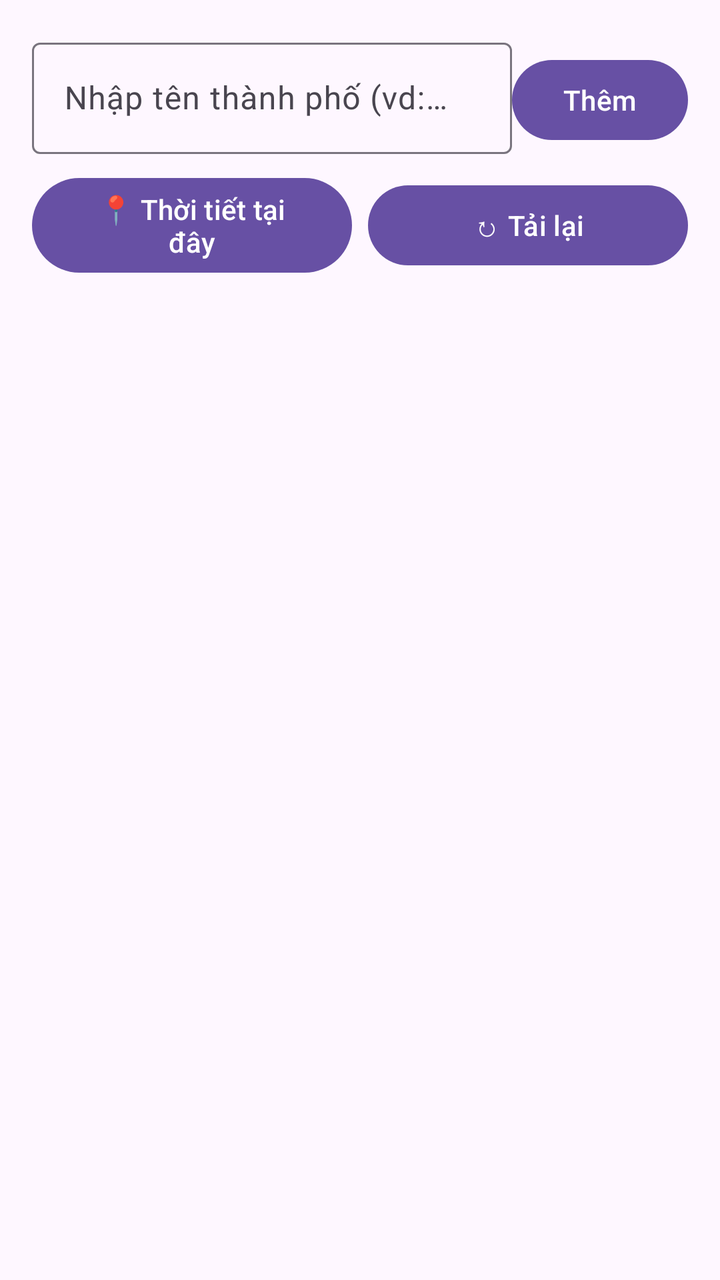
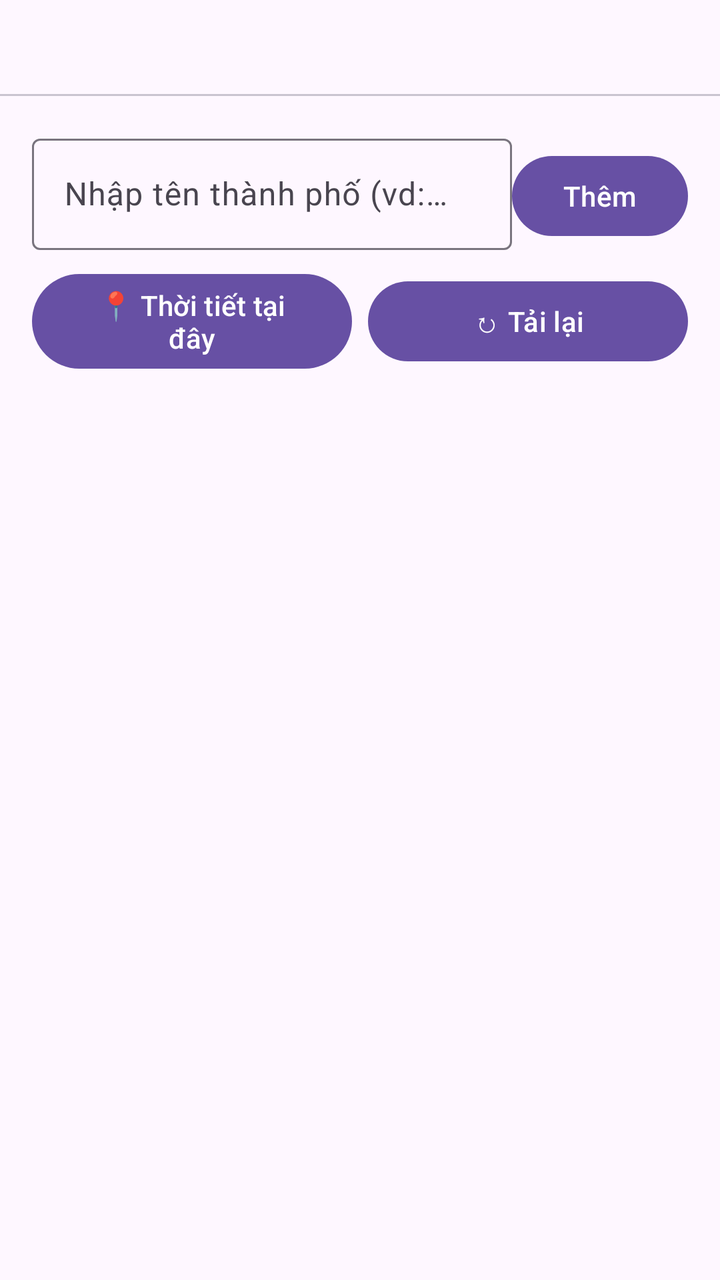

Screens rendered from an Android XML layout before and after an edit, with the pre-edit source and the edit as a unified diff.
<!-- AndroidManifest.xml: application theme Theme.GayMienNam -->
<!-- res/layout/activity_main.xml -->
<?xml version="1.0" encoding="utf-8"?>
<androidx.constraintlayout.widget.ConstraintLayout xmlns:android="http://schemas.android.com/apk/res/android"
    xmlns:app="http://schemas.android.com/apk/res-auto"
    android:layout_width="match_parent"
    android:layout_height="match_parent"
    android:padding="16dp">

    <com.google.android.material.textfield.TextInputLayout
        android:id="@+id/inputLayout"
        android:layout_width="0dp"
        android:layout_height="wrap_content"
        android:hint="Nhập tên thành phố (vd: Ha Noi, Da Nang...)"
        app:layout_constraintEnd_toStartOf="@+id/btnAdd"
        app:layout_constraintStart_toStartOf="parent"
        app:layout_constraintTop_toTopOf="parent">

        <com.google.android.material.textfield.TextInputEditText
            android:id="@+id/etCity"
            android:layout_width="match_parent"
            android:layout_height="wrap_content"
            android:inputType="text"
            android:maxLines="1" />
    </com.google.android.material.textfield.TextInputLayout>

    <Button
        android:id="@+id/btnAdd"
        android:layout_width="wrap_content"
        android:layout_height="wrap_content"
        android:layout_marginStart="8dp"
        android:text="Thêm"
        app:layout_constraintBaseline_toBaselineOf="@+id/inputLayout"
        app:layout_constraintEnd_toEndOf="parent" />

    <LinearLayout
        android:id="@+id/rowActions"
        android:layout_width="0dp"
        android:layout_height="wrap_content"
        android:layout_marginTop="8dp"
        android:gravity="center_vertical"
        android:orientation="horizontal"
        app:layout_constraintEnd_toEndOf="parent"
        app:layout_constraintStart_toStartOf="parent"
        app:layout_constraintTop_toBottomOf="@+id/inputLayout">

        <Button
            android:id="@+id/btnLocate"
            android:layout_width="0dp"
            android:layout_height="wrap_content"
            android:layout_marginEnd="8dp"
            android:layout_weight="1"
            android:text="📍 Thời tiết tại đây" />

        <Button
            android:id="@+id/btnRefresh"
            android:layout_width="0dp"
            android:layout_height="wrap_content"
            android:layout_weight="1"
            android:text="↻ Tải lại" />
    </LinearLayout>

    <ProgressBar
        android:id="@+id/progress"
        android:layout_width="wrap_content"
        android:layout_height="wrap_content"
        android:visibility="gone"
        app:layout_constraintBottom_toBottomOf="parent"
        app:layout_constraintEnd_toEndOf="parent"
        app:layout_constraintStart_toStartOf="parent"
        app:layout_constraintTop_toTopOf="parent" />

    <TextView
        android:id="@+id/tvStatus"
        android:layout_width="0dp"
        android:layout_height="wrap_content"
        android:layout_marginTop="8dp"
        android:text=""
        android:textAppearance="?attr/textAppearanceBodySmall"
        app:layout_constraintEnd_toEndOf="parent"
        app:layout_constraintStart_toStartOf="parent"
        app:layout_constraintTop_toBottomOf="@+id/rowActions" />

    <androidx.recyclerview.widget.RecyclerView
        android:id="@+id/rvCities"
        android:layout_width="0dp"
        android:layout_height="0dp"
        android:layout_marginTop="8dp"
        android:clipToPadding="false"
        app:layout_constraintBottom_toBottomOf="parent"
        app:layout_constraintEnd_toEndOf="parent"
        app:layout_constraintStart_toStartOf="parent"
        app:layout_constraintTop_toBottomOf="@+id/tvStatus" />

</androidx.constraintlayout.widget.ConstraintLayout>
<!-- resources referenced by this layout -->
<resources>
  <style name="Theme.GayMienNam" parent="Base.Theme.GayMienNam" />
  <style name="Base.Theme.GayMienNam" parent="Theme.Material3.DayNight.NoActionBar">
          
          
      </style>
</resources>

<!-- the commit's change to res/layout/activity_main.xml (unified diff, before → after) -->
@@ -1,93 +1,141 @@
 <?xml version="1.0" encoding="utf-8"?>
-<androidx.constraintlayout.widget.ConstraintLayout xmlns:android="http://schemas.android.com/apk/res/android"
+<LinearLayout xmlns:android="http://schemas.android.com/apk/res/android"
     xmlns:app="http://schemas.android.com/apk/res-auto"
     android:layout_width="match_parent"
     android:layout_height="match_parent"
-    android:padding="16dp">
+    android:orientation="vertical">
 
-    <com.google.android.material.textfield.TextInputLayout
-        android:id="@+id/inputLayout"
-        android:layout_width="0dp"
+    <com.google.android.material.tabs.TabLayout
+        android:id="@+id/tabLayout"
+        android:layout_width="match_parent"
         android:layout_height="wrap_content"
-        android:hint="Nhập tên thành phố (vd: Ha Noi, Da Nang...)"
-        app:layout_constraintEnd_toStartOf="@+id/btnAdd"
-        app:layout_constraintStart_toStartOf="parent"
-        app:layout_constraintTop_toTopOf="parent">
+        app:tabGravity="fill"
+        app:tabMode="fixed" />
 
-        <com.google.android.material.textfield.TextInputEditText
-            android:id="@+id/etCity"
-            android:layout_width="match_parent"
+    <androidx.constraintlayout.widget.ConstraintLayout
+        android:id="@+id/weatherContent"
+        android:layout_width="match_parent"
+        android:layout_height="0dp"
+        android:layout_weight="1"
+        android:padding="16dp">
+
+        <com.google.android.material.textfield.TextInputLayout
+            android:id="@+id/inputLayout"
+            android:layout_width="0dp"
             android:layout_height="wrap_content"
-            android:inputType="text"
-            android:maxLines="1" />
-    </com.google.android.material.textfield.TextInputLayout>
+            android:hint="Nhập tên thành phố (vd: Ha Noi, Da Nang...)"
+            app:layout_constraintEnd_toStartOf="@+id/btnAdd"
+            app:layout_constraintStart_toStartOf="parent"
+            app:layout_constraintTop_toTopOf="parent">
 
-    <Button
-        android:id="@+id/btnAdd"
-        android:layout_width="wrap_content"
-        android:layout_height="wrap_content"
-        android:layout_marginStart="8dp"
-        android:text="Thêm"
-        app:layout_constraintBaseline_toBaselineOf="@+id/inputLayout"
-        app:layout_constraintEnd_toEndOf="parent" />
+            <com.google.android.material.textfield.TextInputEditText
+                android:id="@+id/etCity"
+                android:layout_width="match_parent"
+                android:layout_height="wrap_content"
+                android:inputType="text"
+                android:maxLines="1" />
+        </com.google.android.material.textfield.TextInputLayout>
+
+        <Button
+            android:id="@+id/btnAdd"
+            android:layout_width="wrap_content"
+            android:layout_height="wrap_content"
+            android:layout_marginStart="8dp"
+            android:text="Thêm"
+            app:layout_constraintBaseline_toBaselineOf="@+id/inputLayout"
+            app:layout_constraintEnd_toEndOf="parent" />
+
+        <LinearLayout
+            android:id="@+id/rowActions"
+            android:layout_width="0dp"
+            android:layout_height="wrap_content"
+            android:layout_marginTop="8dp"
+            android:gravity="center_vertical"
+            android:orientation="horizontal"
+            app:layout_constraintEnd_toEndOf="parent"
+            app:layout_constraintStart_toStartOf="parent"
+            app:layout_constraintTop_toBottomOf="@+id/inputLayout">
+
+            <Button
+                android:id="@+id/btnLocate"
+                android:layout_width="0dp"
+                android:layout_height="wrap_content"
+                android:layout_marginEnd="8dp"
+                android:layout_weight="1"
+                android:text="📍 Thời tiết tại đây" />
+
+            <Button
+                android:id="@+id/btnRefresh"
+                android:layout_width="0dp"
+                android:layout_height="wrap_content"
+                android:layout_weight="1"
+                android:text="↻ Tải lại" />
+        </LinearLayout>
+
+        <ProgressBar
+            android:id="@+id/progress"
+            android:layout_width="wrap_content"
+            android:layout_height="wrap_content"
+            android:visibility="gone"
+            app:layout_constraintBottom_toBottomOf="parent"
+            app:layout_constraintEnd_toEndOf="parent"
+            app:layout_constraintStart_toStartOf="parent"
+            app:layout_constraintTop_toTopOf="parent" />
+
+        <TextView
+            android:id="@+id/tvStatus"
+            android:layout_width="0dp"
+            android:layout_height="wrap_content"
+            android:layout_marginTop="8dp"
+            android:text=""
+            android:textAppearance="?attr/textAppearanceBodySmall"
+            app:layout_constraintEnd_toEndOf="parent"
+            app:layout_constraintStart_toStartOf="parent"
+            app:layout_constraintTop_toBottomOf="@+id/rowActions" />
+
+        <androidx.recyclerview.widget.RecyclerView
+            android:id="@+id/rvCities"
+            android:layout_width="0dp"
+            android:layout_height="0dp"
+            android:layout_marginTop="8dp"
+            android:clipToPadding="false"
+            app:layout_constraintBottom_toBottomOf="parent"
+            app:layout_constraintEnd_toEndOf="parent"
+            app:layout_constraintStart_toStartOf="parent"
+            app:layout_constraintTop_toBottomOf="@+id/tvStatus" />
+    </androidx.constraintlayout.widget.ConstraintLayout>
 
     <LinearLayout
-        android:id="@+id/rowActions"
-        android:layout_width="0dp"
-        android:layout_height="wrap_content"
-        android:layout_marginTop="8dp"
-        android:gravity="center_vertical"
-        android:orientation="horizontal"
-        app:layout_constraintEnd_toEndOf="parent"
-        app:layout_constraintStart_toStartOf="parent"
-        app:layout_constraintTop_toBottomOf="@+id/inputLayout">
+        android:id="@+id/apiLogContent"
+        android:layout_width="match_parent"
+        android:layout_height="0dp"
+        android:layout_weight="1"
+        android:orientation="vertical"
+        android:padding="16dp"
+        android:visibility="gone">
 
         <Button
-            android:id="@+id/btnLocate"
-            android:layout_width="0dp"
+            android:id="@+id/btnClearApiLogs"
+            android:layout_width="wrap_content"
             android:layout_height="wrap_content"
-            android:layout_marginEnd="8dp"
-            android:layout_weight="1"
-            android:text="📍 Thời tiết tại đây" />
+            android:layout_gravity="end"
+            android:text="Clear logs" />
 
-        <Button
-            android:id="@+id/btnRefresh"
-            android:layout_width="0dp"
-            android:layout_height="wrap_content"
-            android:layout_weight="1"
-            android:text="↻ Tải lại" />
+        <ScrollView
+            android:id="@+id/scrollApiLogs"
+            android:layout_width="match_parent"
+            android:layout_height="0dp"
+            android:layout_weight="1">
+
+            <TextView
+                android:id="@+id/tvApiLogs"
+                android:layout_width="match_parent"
+                android:layout_height="wrap_content"
+                android:fontFamily="monospace"
+                android:text="Chưa có API request nào."
+                android:textIsSelectable="true"
+                android:textSize="12sp" />
+        </ScrollView>
     </LinearLayout>
 
-    <ProgressBar
-        android:id="@+id/progress"
-        android:layout_width="wrap_content"
-        android:layout_height="wrap_content"
-        android:visibility="gone"
-        app:layout_constraintBottom_toBottomOf="parent"
-        app:layout_constraintEnd_toEndOf="parent"
-        app:layout_constraintStart_toStartOf="parent"
-        app:layout_constraintTop_toTopOf="parent" />
-
-    <TextView
-        android:id="@+id/tvStatus"
-        android:layout_width="0dp"
-        android:layout_height="wrap_content"
-        android:layout_marginTop="8dp"
-        android:text=""
-        android:textAppearance="?attr/textAppearanceBodySmall"
-        app:layout_constraintEnd_toEndOf="parent"
-        app:layout_constraintStart_toStartOf="parent"
-        app:layout_constraintTop_toBottomOf="@+id/rowActions" />
-
-    <androidx.recyclerview.widget.RecyclerView
-        android:id="@+id/rvCities"
-        android:layout_width="0dp"
-        android:layout_height="0dp"
-        android:layout_marginTop="8dp"
-        android:clipToPadding="false"
-        app:layout_constraintBottom_toBottomOf="parent"
-        app:layout_constraintEnd_toEndOf="parent"
-        app:layout_constraintStart_toStartOf="parent"
-        app:layout_constraintTop_toBottomOf="@+id/tvStatus" />
-
-</androidx.constraintlayout.widget.ConstraintLayout>
+</LinearLayout>
